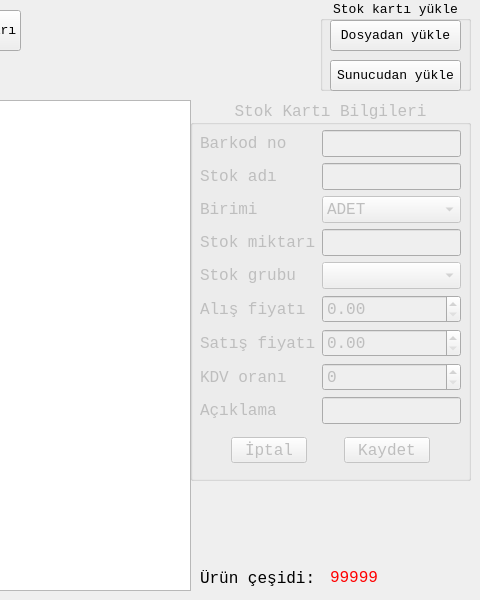
Before: the Qt Designer form stokfrom.ui in mamoo81/bhss, drawn with Qt 5; both pictures show x 820 to 1300 and y 0 to 600 of the 1300 by 600 pixel window.
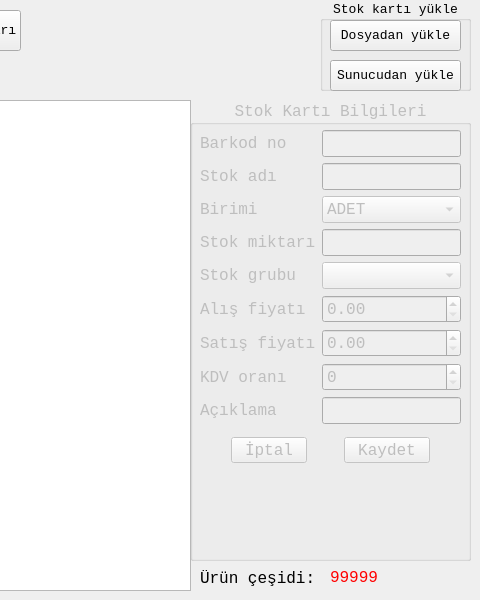
After: the same form once the commit is applied. Icons and pictures are not drawn.

Diff of the .ui file:
```diff
--- a/stokfrom.ui
+++ b/stokfrom.ui
@@ -285,7 +285,7 @@
      <x>1010</x>
      <y>100</y>
      <width>281</width>
-     <height>381</height>
+     <height>461</height>
     </rect>
    </property>
    <property name="title">
@@ -352,7 +352,7 @@
      </item>
     </layout>
    </widget>
-   <widget class="QWidget" name="">
+   <widget class="QWidget" name="layoutWidget">
     <property name="geometry">
      <rect>
       <x>10</x>
```
Left out of the diff: 24 changed lines with no effect on the pictures.
